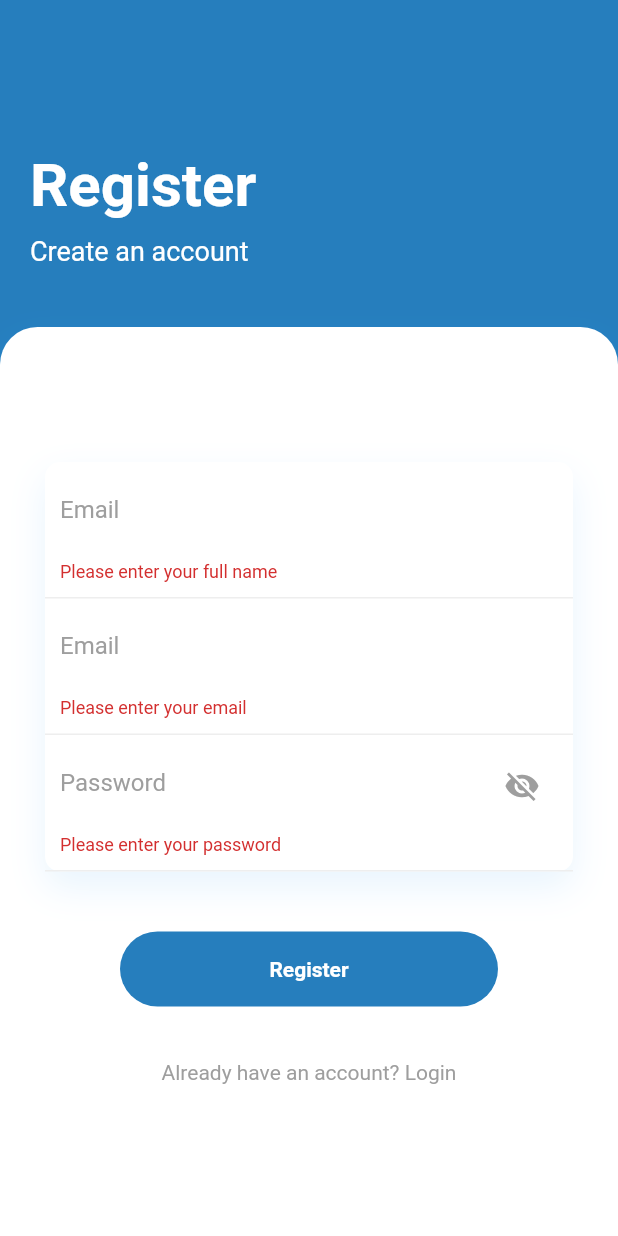
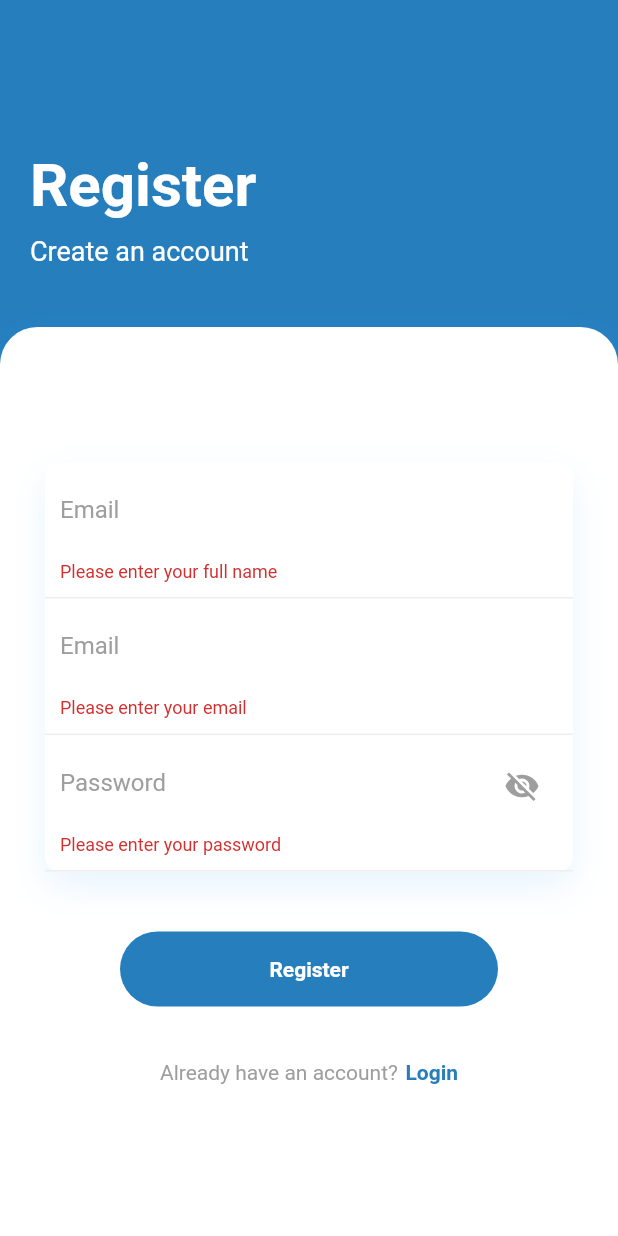
Before and after one commit to kauanhindlmayer/mental-health-app, a Flutter app: the SignUpPage screen opened by its route, after a tap on "Register", on a phone screen of 412 x 824 dp. Run offline on Flutter 3.47's test engine with Material 2 defaults, Android fonts, the phone set to English and light mode, and no system bars; our stand-ins replace cloud_firestore, firebase_auth, firebase_core, font_awesome_flutter; accounts and stored records are empty.

```diff
--- a/lib/pages/authentication/sign_up_page.dart
+++ b/lib/pages/authentication/sign_up_page.dart
@@ -179,16 +179,31 @@ class _SignUpPageState extends State<SignUpPage> {
                       ),
                       Padding(
                         padding: const EdgeInsets.all(36.0),
-                        child: GestureDetector(
+                        child: Row(
+                          mainAxisAlignment: MainAxisAlignment.center,
+                          children: [
+                            const Text(
+                              "Already have an account?",
+                              style: TextStyle(
+                                color: Colors.grey,
+                              ),
+                            ),
+                            const SizedBox(
+                              width: 5,
+                            ),
+                            GestureDetector(
                               onTap: () {
                                 Navigator.pushNamed(context, '/login');
                               },
                               child: const Text(
-                            "Already have an account? Login",
+                                "Login",
                                 style: TextStyle(
-                              color: Colors.grey,
+                                  color: MyColors.primary_blue,
+                                  fontWeight: FontWeight.bold,
                                 ),
                               ),
+                            )
+                          ],
                         ),
                       ),
                     ],
--- a/lib/pages/home/home_page.dart
+++ b/lib/pages/home/home_page.dart
@@ -16,6 +16,7 @@ class _HomePageState extends State<HomePage> {
 
   void _handleLogout(BuildContext context) {
     FirebaseAuth.instance.signOut();
+    Navigator.pushReplacementNamed(context, '/login');
   }
 
   final List<Widget> _items = [
```
Also changed, not shown: lib/pages/authentication/login_page.dart (+18 -3 lines). Lines whose indentation alone changed are shown as unchanged.
